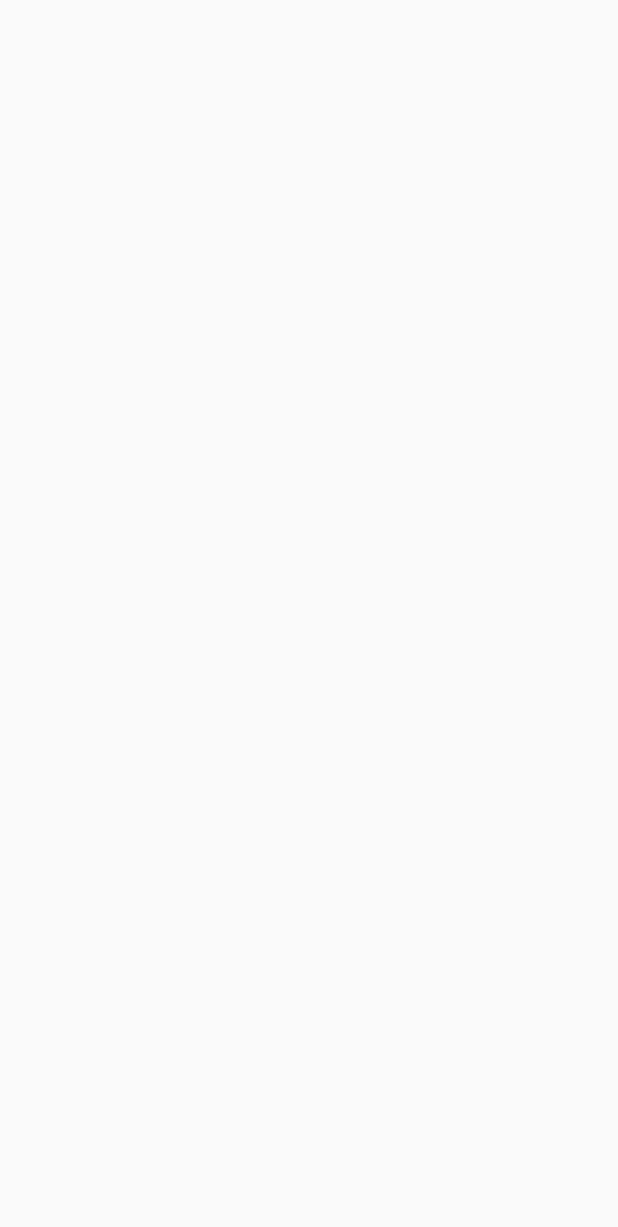
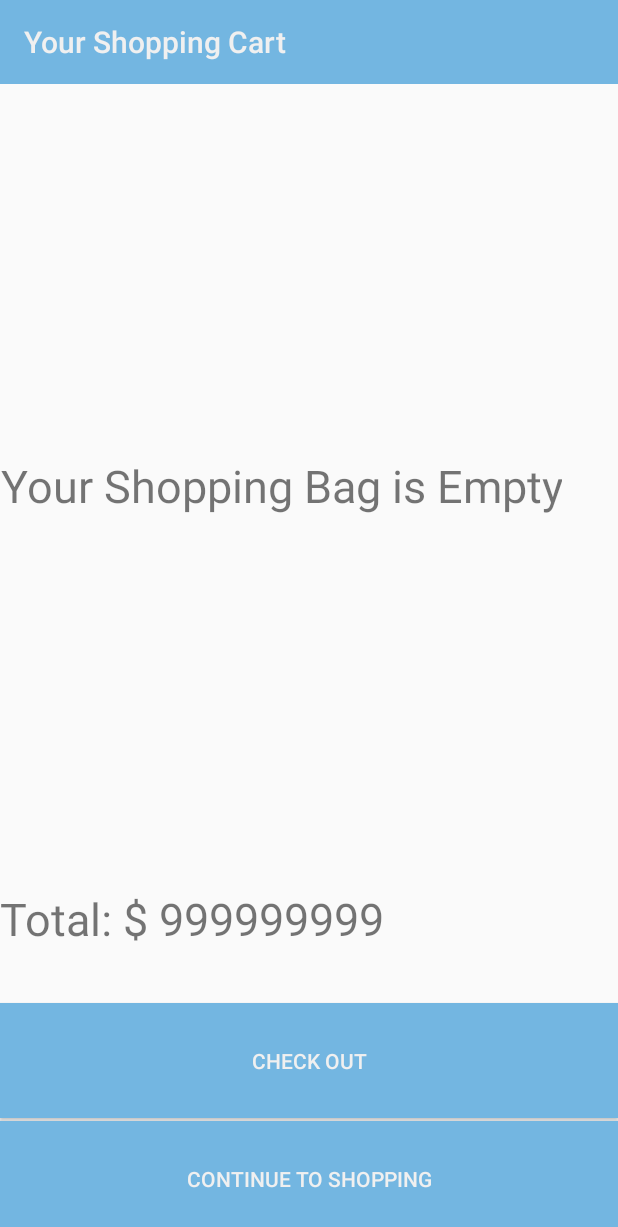
Before and after one commit to nguyenlyminhman/menwatch-android, an Android app: the CartActivity screen opened directly, with no data from a screen before it, on a phone screen of 412 x 824 dp. Before the commit the part shown is empty. Shown: the top 1227 px of the screen. Run offline under Robolectric (Android 15) with nearby library versions, the phone set to English and light mode, and no system bars.

Commit message:
Finished! create Cart interface. Code is running well.

```diff
--- a/app/src/main/java/com/greenwich/menwatch/ProductDetailsActivity.java
+++ b/app/src/main/java/com/greenwich/menwatch/ProductDetailsActivity.java
@@ -69,22 +69,29 @@ public class ProductDetailsActivity extends AppCompatActivity {
                     for (int i = 0; i < MainActivity.arrCart.size(); i++) {
                         if (MainActivity.arrCart.get(i).getProductId() == productId) {
                             MainActivity.arrCart.get(i).setProductQuantity(MainActivity.arrCart.get(i).getProductQuantity() + qty);
-                            if (MainActivity.arrCart.get(i).getProductQuantity() > productQuantity) {
-                                Toast.makeText(ProductDetailsActivity.this, "This product only have " + productQuantity + " items in stock.", Toast.LENGTH_SHORT).show();
-                            }
                             MainActivity.arrCart.get(i).setProductPrice(productPrice * MainActivity.arrCart.get(i).getProductQuantity());
+                            Log.d("itemPrice 1 ", productPrice * MainActivity.arrCart.get(i).getProductQuantity()+"");
                             exist = true;
                         }
                     }
-                    if (exist == false) {
+                    if (!exist) {
                         int quantity = Integer.parseInt(txtPDQuantity.getText().toString());
                         Double itemPrice = quantity * productPrice;
                         MainActivity.arrCart.add(new Cart(productId, productName, itemPrice, productImage1, quantity));
                     }
                 } else {
-                    int quantity = Integer.parseInt(txtPDQuantity.getText().toString());
-                    Double itemPrice = quantity * productPrice;
-                    MainActivity.arrCart.add(new Cart(productId, productName, itemPrice, productImage1, quantity));
+                    if (txtPDQuantity.getText().toString().isEmpty()) {
+                        Toast.makeText(ProductDetailsActivity.this, "Please! Enter the quantity to buy.", Toast.LENGTH_LONG).show();
+                        return;
+                    } else if(Integer.parseInt(txtPDQuantity.getText().toString()) > productQuantity) {
+                        Toast.makeText(ProductDetailsActivity.this, "This product only has " + productQuantity + " items in stock.", Toast.LENGTH_LONG).show();
+                        return;
+                    }else {
+                        int quantity = Integer.parseInt(txtPDQuantity.getText().toString());
+                        Double itemPrice = quantity * productPrice;
+                        Log.d("itemPrice 3 ", itemPrice+"");
+                        MainActivity.arrCart.add(new Cart(productId, productName, itemPrice, productImage1, quantity));
+                    }
                 }
                 Intent intent = new Intent(getApplicationContext(), CartActivity.class);
                 startActivity(intent);
--- a/app/src/main/res/layout/activity_cart.xml
+++ b/app/src/main/res/layout/activity_cart.xml
@@ -1,9 +1,64 @@
 <?xml version="1.0" encoding="utf-8"?>
-<android.support.constraint.ConstraintLayout xmlns:android="http://schemas.android.com/apk/res/android"
+<LinearLayout xmlns:android="http://schemas.android.com/apk/res/android"
     xmlns:app="http://schemas.android.com/apk/res-auto"
+    android:orientation="vertical"
     xmlns:tools="http://schemas.android.com/tools"
     android:layout_width="match_parent"
     android:layout_height="match_parent"
+    android:weightSum="10"
     tools:context="com.greenwich.menwatch.CartActivity">
+    <android.support.v7.widget.Toolbar
+        android:id="@+id/tbBrand"
+        android:layout_width="match_parent"
+        android:layout_height="?attr/actionBarSize"
+        android:background="#73B6E1"
+        app:title="Your Shopping Cart"
+        app:titleTextColor="#f0f0f0">
+    </android.support.v7.widget.Toolbar>
+    <LinearLayout
+        android:layout_weight="7"
+        android:layout_width="match_parent"
+        android:layout_height="0dp">
+            <FrameLayout
+                android:layout_width="match_parent"
+                android:layout_height="match_parent">
+                <TextView
+                    android:id="@+id/txtCartNotice"
+                    android:gravity="center"
+                    android:textSize="30dp"
+                    android:text="Your Shopping Bag is Empty"
+                    android:layout_width="wrap_content"
+                    android:layout_height="match_parent" />
+                <ListView
+                    android:id="@+id/lvCartItems"
+                    android:layout_width="match_parent"
+                    android:layout_height="match_parent">
+                </ListView>
+            </FrameLayout>
+    </LinearLayout>
 
-</android.support.constraint.ConstraintLayout>
+        <TextView
+            android:layout_weight="1"
+            android:textSize="30dp"
+            android:text="Total: $ 999999999"
+            android:layout_width="match_parent"
+            android:layout_height="0dp" />
+        <Button
+            android:background="#73B6E1"
+            android:textColor="#f0f0f0"
+            android:layout_marginBottom="2dp"
+            android:id="@+id/btnCheckOut"
+            android:layout_weight="1"
+            android:text="Check Out"
+            android:layout_width="match_parent"
+            android:layout_height="0dp" />
+
+        <Button
+            android:background="#73B6E1"
+            android:textColor="#f0f0f0"
+            android:id="@+id/btnShopping"
+            android:layout_weight="1"
+            android:text="Continue to Shopping"
+            android:layout_width="match_parent"
+            android:layout_height="0dp" />
+</LinearLayout>
```
